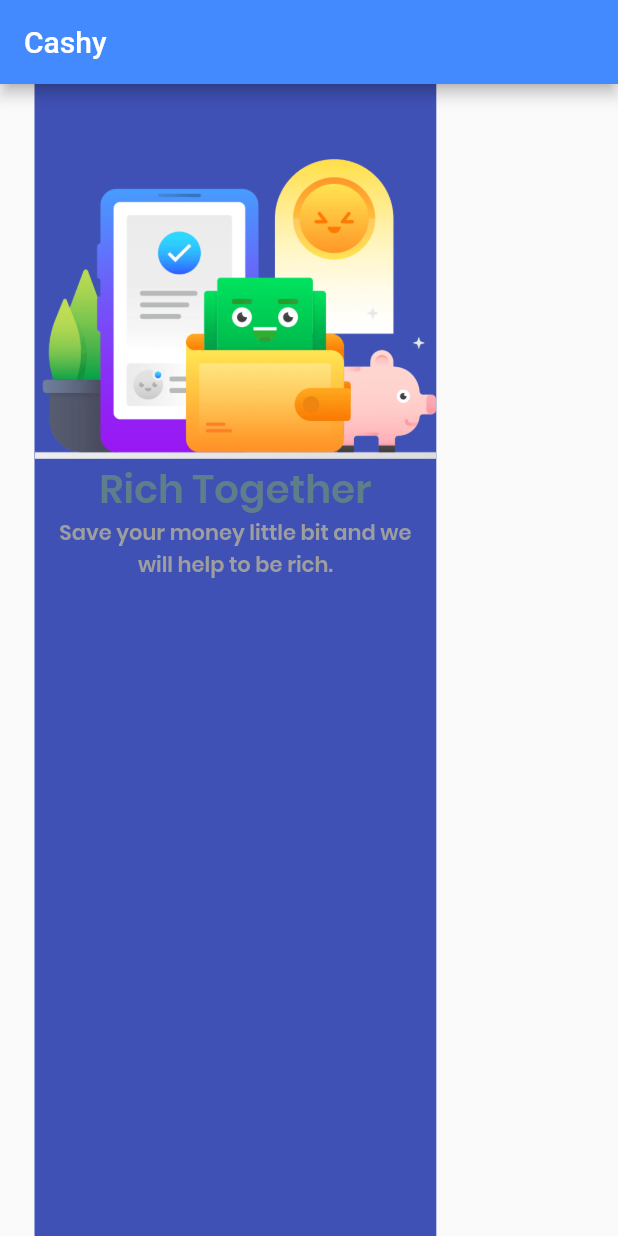
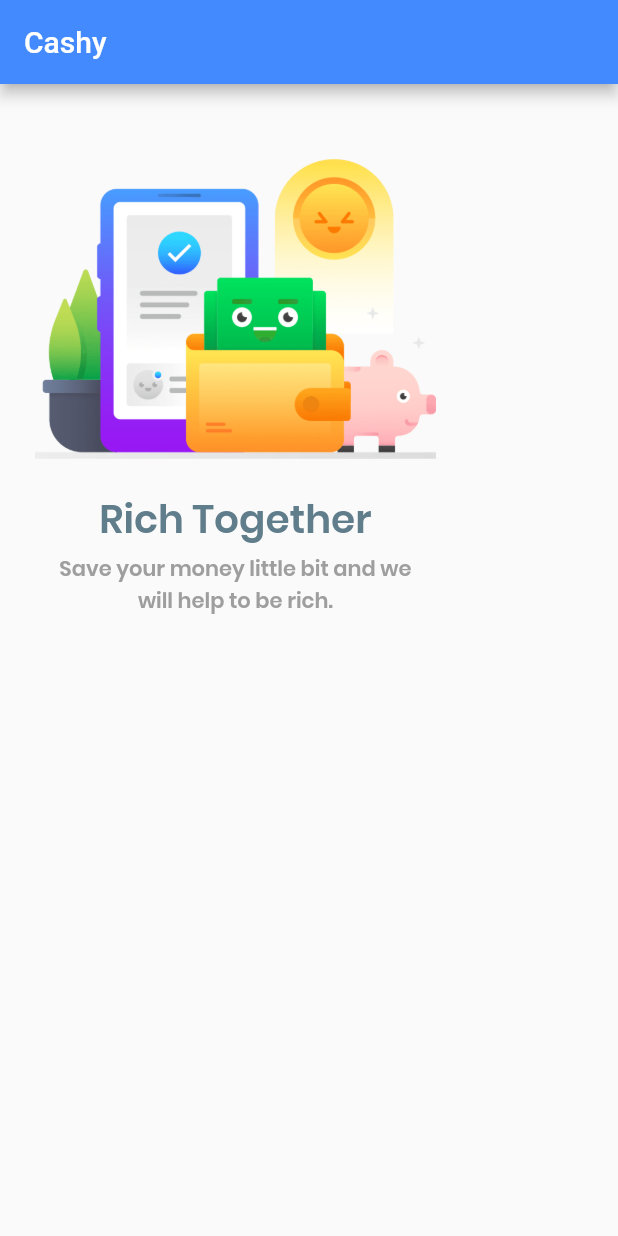
Before and after one commit to bayunugrraha/basicwidgets-flutter, a Flutter app: the screen it shows after launch, on a phone screen of 412 x 824 dp. Run offline on Flutter 3.47's test engine with Material 2 defaults, Android fonts, the phone set to English and light mode, and no system bars.

Commit message:
padding widget

```diff
--- a/lib/main.dart
+++ b/lib/main.dart
@@ -27,7 +27,6 @@ class MyApp extends StatelessWidget {
           ),
           body: SafeArea(
               child: Container(
-            color: Colors.indigo,
             margin: EdgeInsets.only(left: 23.0, top: 0, right: 23.0, bottom: 0),
             padding: EdgeInsets.only(left: 0, top: 50.0, right: 0, bottom: 0),
             child: Column(
@@ -36,9 +35,9 @@ class MyApp extends StatelessWidget {
                   image: AssetImage('assets/images/ic_payment.png'),
                   height: 200,
                 ),
-                Text(
-                  "Rich Together",
-                  style: mainHeader,
+                Padding(
+                  padding: EdgeInsets.only(top: 20.0, bottom: 4.0),
+                  child: Text("Rich Together", style: mainHeader),
                 ),
                 Text(
                   "Save your money little bit and we \nwill help to be rich.",
```
